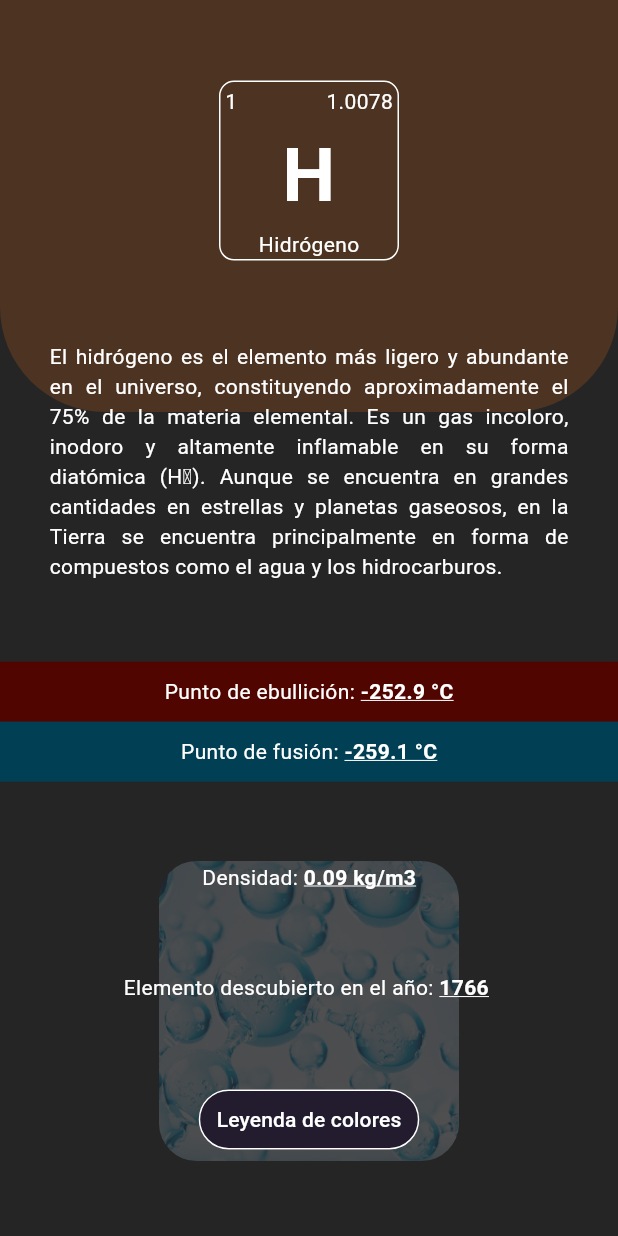
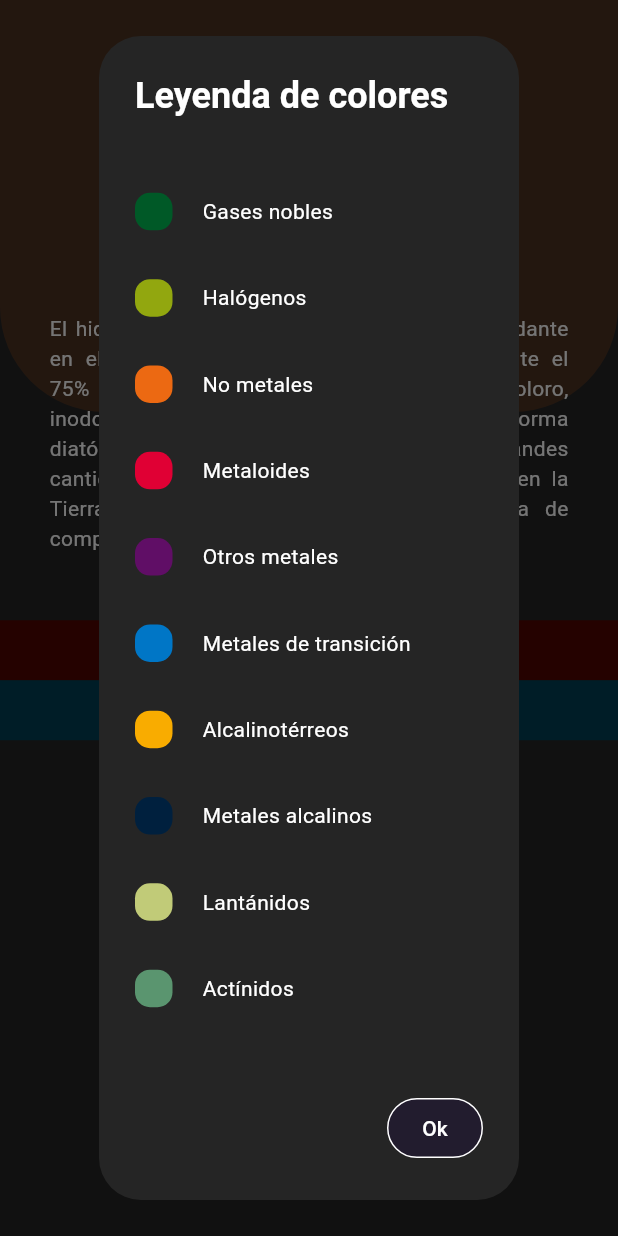
Before and after one commit to BusterAlan/periodic_table_dynamic, a Flutter app: the screen it shows after launch, after a tap on "Leyenda de colores", on a phone screen of 412 x 824 dp. Run offline on Flutter 3.47's test engine with Material 3 defaults, Android fonts, the light colour scheme and no system bars.

Commit message:
v2 | More data and order

```diff
--- a/lib/element_info_page.dart
+++ b/lib/element_info_page.dart
@@ -1,4 +1,5 @@
 import 'package:flutter/material.dart';
+import 'package:periodic_table_dynamic/notation/unicode_map.dart';
 
 import 'widgets/element_info_page_wt/widgets.dart';
 
@@ -9,7 +10,7 @@ class ElementPage extends StatelessWidget {
   final int atomicNumber, yearDiscovered;
   final List<int> oxidationNumbers;
   final double atomicMass, boilingPoint, meltingPoint,
-  densityValue;
+  densityValue, electronegativity;
 
   const ElementPage({ super.key, required this.groupColor,
   required this.alusivePhoto, required this.elementData,
@@ -17,7 +18,8 @@ class ElementPage extends StatelessWidget {
   required this.atomicNumber, required this.atomicMass,
   required this.yearDiscovered, required this.boilingPoint,
   required this.meltingPoint, required this.densityValue,
-  required this.oxidationNumbers });
+  required this.oxidationNumbers,
+  required this.electronegativity });
 
   @override
   Widget build(BuildContext context) {
@@ -31,37 +33,6 @@ class ElementPage extends StatelessWidget {
       decorationColor: Colors.white
 
     );
-
-/*     List<String> oxidationNumbersStringList = List.generate(oxidationNumbers.length, (index) {
-
-      return oxidationNumbers[index].toString();
-
-    });
-
-    if (oxidationNumbers.length > 1) {
-
-      for (int i = 0; i < oxidationNumbers.length; i++) {
-
-        int positiveNumb = oxidationNumbers[i];
-        int negativeNumb = -oxidationNumbers[i];
-
-        if(
-
-          oxidationNumbers.contains(positiveNumb)
-          &&
-          oxidationNumbers.contains(negativeNumb)
-
-        ) {
-
-          oxidationNumbersStringList.add('±$positiveNumb');
-          oxidationNumbers.remove(positiveNumb);
-          oxidationNumbers.remove(negativeNumb);
-
-        }
-
-      }
-
-    } */
 
     return Scaffold(
 
@@ -174,16 +145,16 @@ class ElementPage extends StatelessWidget {
 
                     title: 'Densidad',
                     body: densityValue.toString(),
-                    unit: 'kg/m3',
+                    unit: 'kg/m${UnicodeMap.unicodeMap["3"]!.superscript}',
 
                   ),
 
-                  /* CustomTextLabel(
+                  CustomTextLabel(
 
-                    title: 'No. de oxidación',
-                    body: densityValue.toString(),
+                    title: 'Electronegatividad',
+                    body: electronegativity.toString()
 
-                  ), */
+                  ),
 
                   CustomTextLabel(
 
@@ -192,12 +163,7 @@ class ElementPage extends StatelessWidget {
 
                   ),
 
-                  TextButton(
-
-                    onPressed: () {},
-                    child: const Text('Leyenda de colores')
-
-                  ),
+                  const ColorHelper(),
 
                 ],
 
--- a/lib/main.dart
+++ b/lib/main.dart
@@ -19,6 +19,7 @@ class MainApp extends StatelessWidget {
       debugShowCheckedModeBanner: false,
       theme: ThemeData(
 
+        useMaterial3: true,
         scaffoldBackgroundColor: const Color.fromARGB(255, 37, 37, 37),
         textTheme: const TextTheme(
 
@@ -32,7 +33,7 @@ class MainApp extends StatelessWidget {
 
             color: Colors.white
 
-          )
+          ),
 
         ),
 
@@ -41,7 +42,12 @@ class MainApp extends StatelessWidget {
           style: ButtonStyle(
 
             backgroundColor: MaterialStatePropertyAll(Color(0xFF221c2e)),
-            side: MaterialStatePropertyAll(BorderSide(color: Colors.white)),
+            side: MaterialStatePropertyAll(
+
+              BorderSide(color: Colors.white)
+
+            ),
+
             foregroundColor: MaterialStatePropertyAll(Colors.white)
 
           )
@@ -63,6 +69,7 @@ class MainApp extends StatelessWidget {
         boilingPoint: -252.9,
         meltingPoint: -259.1,
         densityValue: 0.09,
+        electronegativity: 2.2,
         oxidationNumbers: [ -1, 1 ],
 
       ),
@@ -80,6 +87,7 @@ class MainApp extends StatelessWidget {
         boilingPoint: -34.04,
         meltingPoint: -101.5,
         densityValue: 3.214,
+        electronegativity: 3.16,
         oxidationNumbers: [ -1, 1, 3, 5, 7 ],
 
       ), */
--- /dev/null
+++ b/lib/notation/oxidation_number_algoritm.dart
@@ -0,0 +1,33 @@
+class OxidationAlgoritm {
+
+  static List<String> setOxidationNumbers(List<int> n) {
+
+    List<String> result = [];
+    Set<int> seen = {};
+
+    for (int i = 0; i < n.length; i++) {
+
+      if (!seen.contains(n[i])) {
+
+        if (n.contains(-n[i])) {
+
+          result.add('±${n[i]}');
+          seen.add(n[i]);
+          seen.add(-n[i]);
+
+        } else {
+
+          result.add(n[i].toString());
+          seen.add(n[i]);
+
+        }
+
+      }
+
+    }
+
+    return result;
+
+  }
+
+}
--- /dev/null
+++ b/lib/notation/unicode_map.dart
@@ -0,0 +1,96 @@
+class UnicodeMap {
+
+  static Map<String, StringPair> unicodeMap = {
+
+    '0':        StringPair('\u2070', '\u2080'),
+    '1':        StringPair('\u00B9', '\u2081'),
+    '2':        StringPair('\u00B2', '\u2082'),
+    '3':        StringPair('\u00B3', '\u2083'),
+    '4':        StringPair('\u2074', '\u2084'),
+    '5':        StringPair('\u2075', '\u2085'),
+    '6':        StringPair('\u2076', '\u2086'),
+    '7':        StringPair('\u2077', '\u2087'),
+    '8':        StringPair('\u2078', '\u2088'),
+    '9':        StringPair('\u2079', '\u2089'),
+    'a':        StringPair('\u1d43', '\u2090'),
+    'b':        StringPair('\u1d47', '?'),
+    'c':        StringPair('\u1d9c', '?'),
+    'd':        StringPair('\u1d48', '?'),
+    'e':        StringPair('\u1d49', '\u2091'),
+    'f':        StringPair('\u1da0', '?'),
+    'g':        StringPair('\u1d4d', '?'),
+    'h':        StringPair('\u02b0', '\u2095'),
+    'i':        StringPair('\u2071', '\u1d62'),
+    'j':        StringPair('\u02b2', '\u2c7c'),
+    'k':        StringPair('\u1d4f', '\u2096'),
+    'l':        StringPair('\u02e1', '\u2097'),
+    'm':        StringPair('\u1d50', '\u2098'),
+    'n':        StringPair('\u207f', '\u2099'),
+    'o':        StringPair('\u1d52', '\u2092'),
+    'p':        StringPair('\u1d56', '\u209a'),
+    'q':        StringPair('?', '?'),
+    'r':        StringPair('\u02b3', '\u1d63'),
+    's':        StringPair('\u02e2', '\u209b'),
+    't':        StringPair('\u1d57', '\u209c'),
+    'u':        StringPair('\u1d58', '\u1d64'),
+    'v':        StringPair('\u1d5b', '\u1d65'),
+    'w':        StringPair('\u02b7', '?'),
+    'x':        StringPair('\u02e3', '\u2093'),
+    'y':        StringPair('\u02b8', '?'),
+    'z':        StringPair('?', '?'),
+    'A':        StringPair('\u1d2c', '?'),
+    'B':        StringPair('\u1d2e', '?'),
+    'C':        StringPair('?', '?'),
+    'D':        StringPair('\u1d30', '?'),
+    'E':        StringPair('\u1d31', '?'),
+    'F':        StringPair('?', '?'),
+    'G':        StringPair('\u1d33', '?'),
+    'H':        StringPair('\u1d34', '?'),
+    'I':        StringPair('\u1d35', '?'),
+    'J':        StringPair('\u1d36', '?'),
+    'K':        StringPair('\u1d37', '?'),
+    'L':        StringPair('\u1d38', '?'),
+    'M':        StringPair('\u1d39', '?'),
+    'N':        StringPair('\u1d3a', '?'),
+    'O':        StringPair('\u1d3c', '?'),
+    'P':        StringPair('\u1d3e', '?'),
+    'Q':        StringPair('?', '?'),
+    'R':        StringPair('\u1d3f', '?'),
+    'S':        StringPair('?', '?'),
+    'T':        StringPair('\u1d40', '?'),
+    'U':        StringPair('\u1d41', '?'),
+    'V':        StringPair('\u2c7d', '?'),
+    'W':        StringPair('\u1d42', '?'),
+    'X':        StringPair('?', '?'),
+    'Y':        StringPair('?', '?'),
+    'Z':        StringPair('?', '?'),
+    '+':        StringPair('\u207A', '\u208A'),
+    '-':        StringPair('\u207B', '\u208B'),
+    '=':        StringPair('\u207C', '\u208C'),
+    '(':        StringPair('\u207D', '\u208D'),
+    ')':        StringPair('\u207E', '\u208E'),
+    ':alpha':   StringPair('\u1d45', '?'),
+    ':beta':    StringPair('\u1d5d', '\u1d66'),
+    ':gamma':   StringPair('\u1d5e', '\u1d67'),
+    ':delta':   StringPair('\u1d5f', '?'),
+    ':epsilon': StringPair('\u1d4b', '?'),
+    ':theta':   StringPair('\u1dbf', '?'),
+    ':iota':    StringPair('\u1da5', '?'),
+    ':pho':     StringPair('?', '\u1d68'),
+    ':phi':     StringPair('\u1db2', '?'),
+    ':psi':     StringPair('\u1d60', '\u1d69'),
+    ':chi':     StringPair('\u1d61', '\u1d6a'),
+    ':coffee':  StringPair('\u2615', '\u2615'),
+
+  };
+
+}
+
+class StringPair {
+
+  final String superscript;
+  final String subscript;
+
+  StringPair(this.superscript, this.subscript);
+
+}
--- /dev/null
+++ b/lib/widgets/element_info_page_wt/color_data_label.dart
@@ -0,0 +1,50 @@
+import 'package:flutter/material.dart';
+
+class ColorLabelHelp extends StatelessWidget {
+
+  final Color colorIcon;
+  final String meaning;
+
+  const ColorLabelHelp({
+
+    super.key,
+    required this.colorIcon,
+    required this.meaning,
+
+  });
+
+  @override
+  Widget build(BuildContext context) {
+
+    return Row(
+
+      mainAxisAlignment: MainAxisAlignment.start,
+      children: [
+
+        Container(
+
+          width: 25,
+          height: 25,
+          decoration: BoxDecoration(
+
+            borderRadius: const BorderRadius.all(Radius.circular(10)),
+            color: colorIcon
+
+          ),
+
+        ),
+
+        Padding(
+
+          padding: const EdgeInsets.only(left: 20),
+          child: Text(meaning),
+
+        ),
+
+      ],
+
+    );
+
+  }
+
+}
--- /dev/null
+++ b/lib/widgets/element_info_page_wt/color_helper_list.dart
@@ -0,0 +1,114 @@
+import 'package:flutter/material.dart';
+import 'package:periodic_table_dynamic/widgets/element_info_page_wt/widgets.dart' show ColorLabelHelp;
+
+class ColorHelper extends StatelessWidget {
+
+  const ColorHelper({ super.key, });
+
+  @override
+  Widget build(BuildContext context) {
+
+    List<Color> myColorList = const [
+
+      Color.fromRGBO(0, 89, 39, 1),
+      Color.fromRGBO(146, 167, 15, 1),
+      Color.fromRGBO(236, 105, 18, 1),
+      Color.fromRGBO(224, 0, 52, 1),
+      Color.fromRGBO(96, 14, 102, 1),
+      Color.fromRGBO(0, 118, 198, 1),
+      Color.fromRGBO(249, 172, 0, 1),
+      Color.fromRGBO(0, 32, 62, 1),
+      Color.fromRGBO(193, 203, 120, 1),
+      Color.fromRGBO(90, 149, 111, 1)
+
+    ];
+
+    List<String> myMeaningList = [
+
+      "Gases nobles",
+      "Halógenos",
+      "No metales",
+      "Metaloides",
+      "Otros metales",
+      "Metales de transición",
+      "Alcalinotérreos",
+      "Metales alcalinos",
+      "Lantánidos",
+      "Actínidos"
+
+    ];
+
+    List<Widget> colorHelperList = List.generate(
+
+      myMeaningList.length,
+      (index) => ColorLabelHelp(
+
+        colorIcon: myColorList[index],
+        meaning: myMeaningList[index],
+
+      ),
+
+    );
+
+    return TextButton(
+
+      onPressed: () {
+
+        showDialog(
+
+          context: context,
+          builder: (context) {
+
+            return AlertDialog(
+
+              backgroundColor: Theme.of(context).scaffoldBackgroundColor,
+              title: const Text(
+
+                'Leyenda de colores',
+                style: TextStyle(
+
+                  color: Colors.white,
+                  fontWeight: FontWeight.bold
+
+                )
+
+              ),
+
+              content: Column(
+
+                mainAxisAlignment: MainAxisAlignment.spaceEvenly,
+                children: colorHelperList,
+
+              ),
+
+              actions: [
+
+                TextButton(
+
+                  onPressed: () {
+
+                    Navigator.of(context).pop();
+
+                  },
+
+                  child: const Text('Ok')
+
+                )
+
+              ],
+
+            );
+
+          }
+
+        );
+
+      },
+
+      child: const Text('Leyenda de colores')
+
+    );
+
+  }
+
+}
--- a/lib/widgets/element_info_page_wt/widgets.dart
+++ b/lib/widgets/element_info_page_wt/widgets.dart
@@ -1,3 +1,5 @@
+export 'package:periodic_table_dynamic/widgets/element_info_page_wt/color_data_label.dart';
+export 'package:periodic_table_dynamic/widgets/element_info_page_wt/color_helper_list.dart';
 export 'package:periodic_table_dynamic/widgets/element_info_page_wt/element_square.dart';
 export 'package:periodic_table_dynamic/widgets/element_info_page_wt/label_points.dart';
 export 'package:periodic_table_dynamic/widgets/element_info_page_wt/my_text_label.dart';
--- a/pubspec.yaml
+++ b/pubspec.yaml
@@ -9,6 +9,7 @@ environment:
 dependencies:
   flutter:
     sdk: flutter
+  smooth_page_indicator: ^1.1.0
 
 dev_dependencies:
   flutter_test:
```
Also changed, not shown: pubspec.lock.
